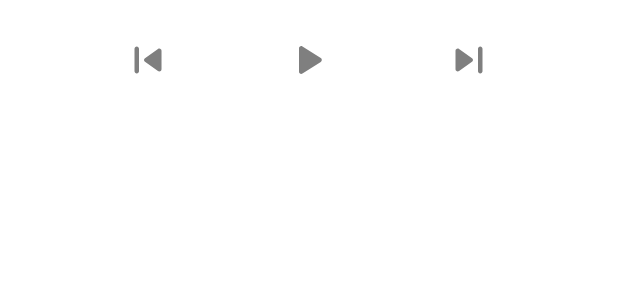
After one commit to rakuishi/music-android, an Android app: the layout view_music_player.xml on its own in the app's theme, with its tools: preview values and no code run, on a phone screen of 412 x 824 dp. The commit adds this screen. Shown: the top 300 px of the screen. Run offline under Robolectric (Android 15) with nearby library versions, the phone set to English and light mode, and no system bars.

Commit message:
Show music player

```diff
--- a/app/src/main/java/com/rakuishi/music/di/AppModule.kt
+++ b/app/src/main/java/com/rakuishi/music/di/AppModule.kt
@@ -1,6 +1,7 @@
 package com.rakuishi.music.di
 
 import android.content.Context
+import com.rakuishi.music.data.MusicPlayer
 import com.rakuishi.music.data.MusicRepository
 import dagger.Module
 import dagger.Provides
@@ -16,4 +17,8 @@ class AppModule {
     @Singleton
     @Provides
     fun provideMediaRepository(@ApplicationContext context: Context) = MusicRepository(context)
+
+    @Singleton
+    @Provides
+    fun provideMusicPlayer(@ApplicationContext context: Context) = MusicPlayer(context)
 }
--- a/app/src/main/java/com/rakuishi/music/presentation/album/AlbumListViewModel.kt
+++ b/app/src/main/java/com/rakuishi/music/presentation/album/AlbumListViewModel.kt
@@ -6,6 +6,7 @@ import androidx.lifecycle.SavedStateHandle
 import androidx.lifecycle.ViewModel
 import com.rakuishi.music.data.Album
 import com.rakuishi.music.data.MusicRepository
+import com.rakuishi.music.data.Song
 
 class AlbumListViewModel @ViewModelInject constructor(
     private val musicRepository: MusicRepository,
@@ -15,4 +16,8 @@ class AlbumListViewModel @ViewModelInject constructor(
     fun retrieveAlbums(): List<Album> {
         return musicRepository.retrieveAlbums()
     }
+
+    fun retrieveSongs(albumId: Long): List<Song> {
+        return musicRepository.retrieveSongs(albumId)
+    }
 }
--- /dev/null
+++ b/app/src/main/res/drawable/ic_round_play_arrow_24.xml
@@ -0,0 +1,10 @@
+<vector xmlns:android="http://schemas.android.com/apk/res/android"
+    android:width="24dp"
+    android:height="24dp"
+    android:viewportWidth="24"
+    android:viewportHeight="24"
+    android:tint="?attr/colorControlNormal">
+  <path
+      android:fillColor="@android:color/white"
+      android:pathData="M8,6.82v10.36c0,0.79 0.87,1.27 1.54,0.84l8.14,-5.18c0.62,-0.39 0.62,-1.29 0,-1.69L9.54,5.98C8.87,5.55 8,6.03 8,6.82z"/>
+</vector>
--- /dev/null
+++ b/app/src/main/res/drawable/ic_round_skip_next_24.xml
@@ -0,0 +1,10 @@
+<vector xmlns:android="http://schemas.android.com/apk/res/android"
+    android:width="24dp"
+    android:height="24dp"
+    android:viewportWidth="24"
+    android:viewportHeight="24"
+    android:tint="?attr/colorControlNormal">
+  <path
+      android:fillColor="@android:color/white"
+      android:pathData="M7.58,16.89l5.77,-4.07c0.56,-0.4 0.56,-1.24 0,-1.63L7.58,7.11C6.91,6.65 6,7.12 6,7.93v8.14c0,0.81 0.91,1.28 1.58,0.82zM16,7v10c0,0.55 0.45,1 1,1s1,-0.45 1,-1V7c0,-0.55 -0.45,-1 -1,-1s-1,0.45 -1,1z"/>
+</vector>
--- /dev/null
+++ b/app/src/main/res/drawable/ic_round_skip_previous_24.xml
@@ -0,0 +1,10 @@
+<vector xmlns:android="http://schemas.android.com/apk/res/android"
+    android:width="24dp"
+    android:height="24dp"
+    android:viewportWidth="24"
+    android:viewportHeight="24"
+    android:tint="?attr/colorControlNormal">
+  <path
+      android:fillColor="@android:color/white"
+      android:pathData="M7,6c0.55,0 1,0.45 1,1v10c0,0.55 -0.45,1 -1,1s-1,-0.45 -1,-1L6,7c0,-0.55 0.45,-1 1,-1zM10.66,12.82l5.77,4.07c0.66,0.47 1.58,-0.01 1.58,-0.82L18.01,7.93c0,-0.81 -0.91,-1.28 -1.58,-0.82l-5.77,4.07c-0.57,0.4 -0.57,1.24 0,1.64z"/>
+</vector>
--- /dev/null
+++ b/app/src/main/res/layout/view_music_player.xml
@@ -0,0 +1,70 @@
+<?xml version="1.0" encoding="utf-8"?>
+<RelativeLayout xmlns:android="http://schemas.android.com/apk/res/android"
+    android:layout_width="match_parent"
+    android:layout_height="wrap_content"
+    android:background="@color/colorBackgroundFloating"
+    android:padding="16dp">
+
+    <!-- artwork -->
+
+    <LinearLayout
+        android:layout_width="match_parent"
+        android:layout_height="wrap_content"
+        android:orientation="horizontal">
+
+        <View
+            android:layout_width="0dp"
+            android:layout_height="0dp"
+            android:layout_weight="1" />
+
+        <androidx.appcompat.widget.AppCompatImageView
+            android:id="@+id/skipPrevImageView"
+            android:layout_width="48dp"
+            android:layout_height="48dp"
+            android:background="?attr/selectableItemBackgroundBorderless"
+            android:clickable="true"
+            android:focusable="true"
+            android:padding="6dp"
+            android:src="@drawable/ic_round_skip_previous_24"
+            android:tint="@color/colorForegroundDisabled" />
+
+        <View
+            android:layout_width="0dp"
+            android:layout_height="0dp"
+            android:layout_weight="1" />
+
+        <androidx.appcompat.widget.AppCompatImageView
+            android:id="@+id/playImageView"
+            android:layout_width="48dp"
+            android:layout_height="48dp"
+            android:background="?attr/selectableItemBackgroundBorderless"
+            android:clickable="true"
+            android:focusable="true"
+            android:padding="6dp"
+            android:src="@drawable/ic_round_play_arrow_24"
+            android:tint="@color/colorForegroundDisabled" />
+
+        <View
+            android:layout_width="0dp"
+            android:layout_height="0dp"
+            android:layout_weight="1" />
+
+        <androidx.appcompat.widget.AppCompatImageView
+            android:id="@+id/skipNextImageView"
+            android:layout_width="48dp"
+            android:layout_height="48dp"
+            android:background="?attr/selectableItemBackgroundBorderless"
+            android:clickable="true"
+            android:focusable="true"
+            android:padding="6dp"
+            android:src="@drawable/ic_round_skip_next_24"
+            android:tint="@color/colorForegroundDisabled" />
+
+        <View
+            android:layout_width="0dp"
+            android:layout_height="0dp"
+            android:layout_weight="1" />
+
+    </LinearLayout>
+
+</RelativeLayout>
--- /dev/null
+++ b/app/src/main/res/values-night/colors.xml
@@ -0,0 +1,12 @@
+<?xml version="1.0" encoding="utf-8"?>
+<resources>
+    <color name="colorForeground">#ffffff</color>
+    <color name="colorForegroundDisabled">#80ffffff</color>
+    <color name="colorBackground">#303030</color>
+    <color name="colorBackgroundFloating">#424242</color>
+    <color name="colorPrimary">#212121</color>
+    <color name="colorPrimaryDark">#000000</color>
+    <color name="colorAccent">#80cbc4</color>
+    <color name="colorPrimaryText">#ffffffff</color>
+    <color name="colorSecondaryText">#b3ffffff</color>
+</resources>
--- a/app/src/main/res/values/colors.xml
+++ b/app/src/main/res/values/colors.xml
@@ -1,6 +1,12 @@
 <?xml version="1.0" encoding="utf-8"?>
 <resources>
-    <color name="colorPrimary">#6200EE</color>
-    <color name="colorPrimaryDark">#3700B3</color>
-    <color name="colorAccent">#03DAC5</color>
+    <color name="colorForeground">#000000</color>
+    <color name="colorForegroundDisabled">#80000000</color>
+    <color name="colorBackground">#fafafa</color>
+    <color name="colorBackgroundFloating">#ffffff</color>
+    <color name="colorPrimary">#f5f5f5</color>
+    <color name="colorPrimaryDark">#757575</color>
+    <color name="colorAccent">#009688</color>
+    <color name="colorPrimaryText">#de000000</color>
+    <color name="colorSecondaryText">#8a000000</color>
 </resources>
--- a/app/src/main/res/values/styles.xml
+++ b/app/src/main/res/values/styles.xml
@@ -1,6 +1,6 @@
 <resources>
     <!-- Base application theme. -->
-    <style name="AppTheme" parent="Theme.AppCompat.Light.DarkActionBar">
+    <style name="AppTheme" parent="Theme.MaterialComponents.DayNight">
         <!-- Customize your theme here. -->
         <item name="colorPrimary">@color/colorPrimary</item>
         <item name="colorPrimaryDark">@color/colorPrimaryDark</item>
```
Also changed, not shown: app/src/main/java/com/rakuishi/music/MainActivity.kt (+28 -0 lines), app/src/main/java/com/rakuishi/music/data/MusicPlayer.kt (added, +109 -0 lines), app/src/main/java/com/rakuishi/music/presentation/album/AlbumListFragment.kt (+11 -3 lines), app/src/main/java/com/rakuishi/music/presentation/common/MusicPlayerView.kt (added, +67 -0 lines), app/src/main/res/drawable/ic_round_pause_24.xml (added, +10 -0 lines), app/src/main/res/layout/activity_main.xml (+16 -5 lines).
